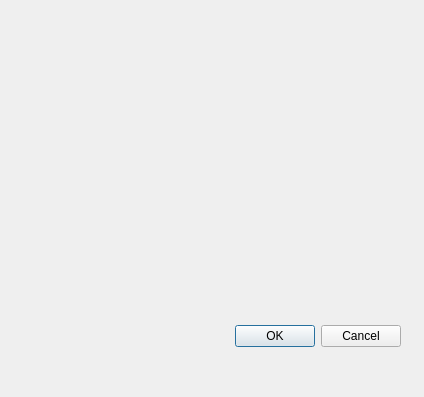
Qt form ofdEditor/model/Widget/InsertPageDialog.ui (mcoder2014/ofdEditor) before a commit.
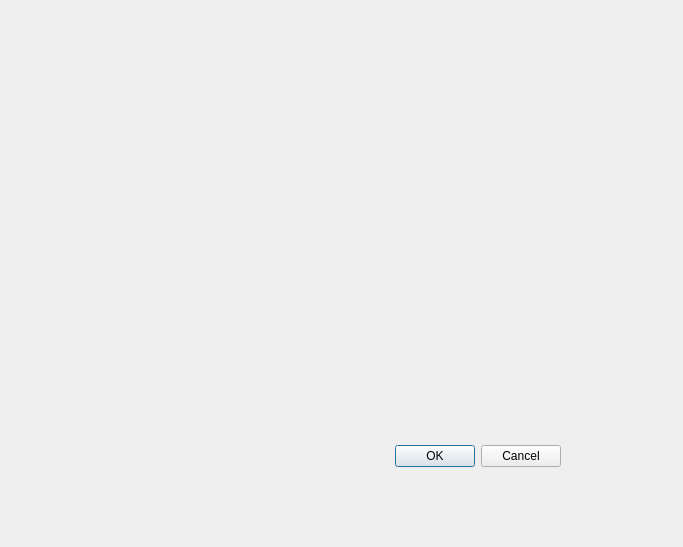
The same form after that commit.

Patch:
```diff
--- a/ofdEditor/model/Widget/InsertPageDialog.ui
+++ b/ofdEditor/model/Widget/InsertPageDialog.ui
@@ -6,8 +6,8 @@
    <rect>
     <x>0</x>
     <y>0</y>
-    <width>424</width>
-    <height>397</height>
+    <width>683</width>
+    <height>547</height>
    </rect>
   </property>
   <property name="windowTitle">
@@ -16,8 +16,8 @@
   <widget class="QDialogButtonBox" name="buttonBox">
    <property name="geometry">
     <rect>
-     <x>60</x>
-     <y>320</y>
+     <x>220</x>
+     <y>440</y>
      <width>341</width>
      <height>32</height>
     </rect>
```
